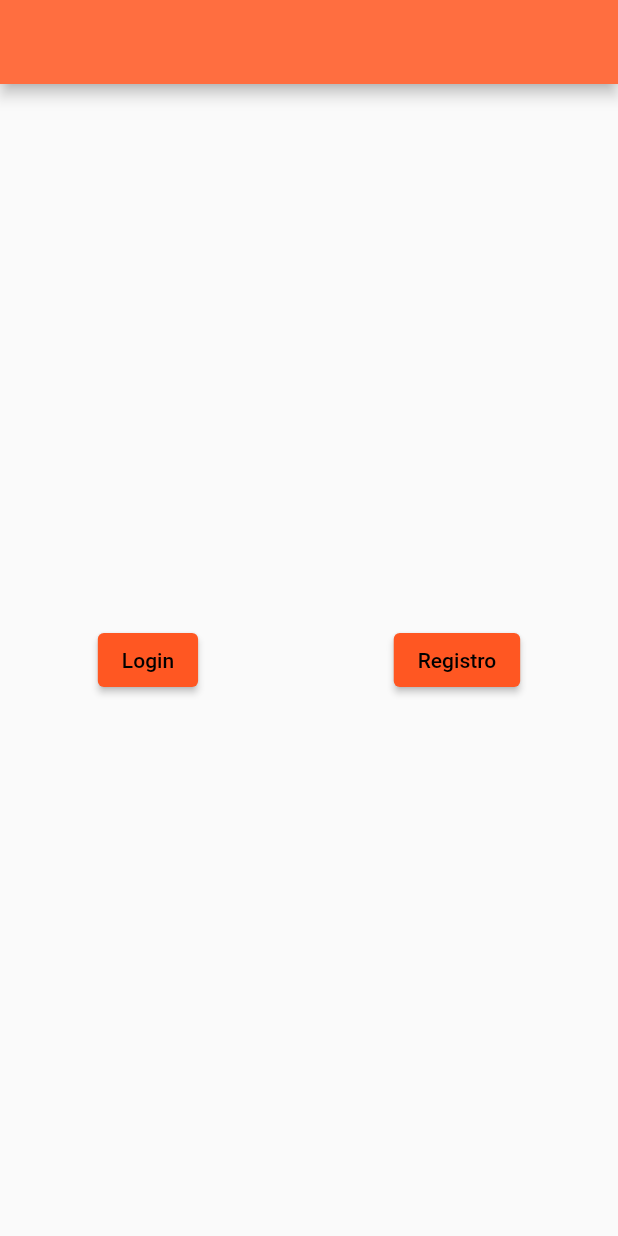
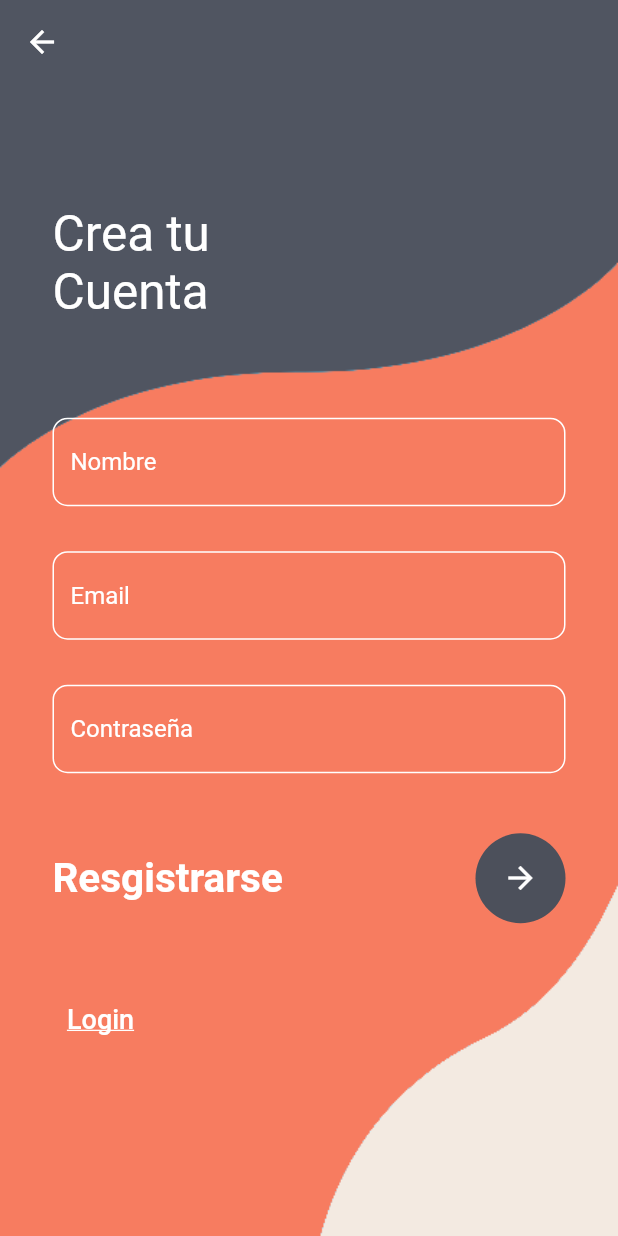
Before and after one commit to elcuenca3/MascotasTaller, a Flutter app: the screen it shows after launch, after a tap on "Registro", on a phone screen of 412 x 824 dp. Run offline on Flutter 3.47's test engine with Material 2 defaults, Android fonts, the light colour scheme and no system bars.

Commit message:
hice algo

```diff
--- a/lib/main.dart
+++ b/lib/main.dart
@@ -1,6 +1,7 @@
 import 'package:flutter/material.dart';
 import 'splash.dart';
 import 'login.dart';
+import 'registro.dart';
 
 void main() {
   runApp(const MyApp());
@@ -20,8 +21,11 @@
         primarySwatch: Colors.blue,
       ),
       routes: <String, WidgetBuilder>{
-        "/login" :(BuildContext context)=> Login(),
-        "/inicio" :(BuildContext context)=> MyHomePage(title: "title"),
+        "/login" :(BuildContext context)=> MyLogin(),
+        "/regis" :(BuildContext context)=> MyRegister(),
+        "/inicio" :(BuildContext context)=> MyHomePage(title: "title")
+
+
       },
       //home: const MyHomePage(title: 'Flutter Demo Home Page'),
     );
@@ -73,6 +77,7 @@
               mainAxisAlignment: MainAxisAlignment.spaceAround,
               children: <Widget>[
                 button1,
+                button2
               ],
             ),
             Column(
--- /dev/null
+++ b/lib/registro.dart
@@ -0,0 +1,138 @@
+import 'package:flutter/material.dart';
+
+class MyRegister extends StatefulWidget {
+  const MyRegister({Key? key}) : super(key: key);
+
+  @override
+  _MyRegisterState createState() => _MyRegisterState();
+}
+
+class _MyRegisterState extends State<MyRegister> {
+  @override
+  Widget build(BuildContext context) {
+    return Container(     decoration: const BoxDecoration(
+      image: DecorationImage(
+          image: AssetImage('assets/register2.png'), fit: BoxFit.cover),
+    ),
+      child: Scaffold(
+        appBar: AppBar(
+          backgroundColor: Colors.transparent,
+          elevation: 0,
+        ),
+        backgroundColor: Colors.transparent,
+        body: Stack(children: [
+          Container(
+            padding: const EdgeInsets.only(left: 35, top: 80),
+            child: const Text(
+              "Crea tu\nCuenta",
+              style: TextStyle(color: Colors.white, fontSize: 33),
+            ),
+          ),
+          SingleChildScrollView(
+            child: Container(
+              padding: EdgeInsets.only(
+                  right: 35,
+                  left: 35,
+                  top: MediaQuery.of(context).size.height * 0.27),
+              child: Column(children: [
+                TextField(
+                  decoration: InputDecoration(
+                    focusedBorder: OutlineInputBorder(
+                      borderRadius: BorderRadius.circular(10),
+                      borderSide: const BorderSide(color: Colors.black),
+                    ),
+                    enabledBorder: OutlineInputBorder(
+                      borderRadius: BorderRadius.circular(10),
+                      borderSide: const BorderSide(color: Colors.white),
+                    ),
+                    hintText: 'Nombre',
+                    hintStyle: const TextStyle(color: Colors.white),
+                  ),
+                ),
+                const SizedBox(
+                  height: 30,
+                ),
+                TextField(
+                  decoration: InputDecoration(
+                    focusedBorder: OutlineInputBorder(
+                      borderRadius: BorderRadius.circular(10),
+                      borderSide: const BorderSide(color: Colors.black),
+                    ),
+                    enabledBorder: OutlineInputBorder(
+                      borderRadius: BorderRadius.circular(10),
+                      borderSide: const BorderSide(color: Colors.white),
+                    ),
+                    hintText: 'Email',
+                    hintStyle: const TextStyle(color: Colors.white),
+                  ),
+                ),
+                const SizedBox(
+                  height: 30,
+                ),
+                TextField(
+                  obscureText: true,
+                  decoration: InputDecoration(
+                    focusedBorder: OutlineInputBorder(
+                      borderRadius: BorderRadius.circular(10),
+                      borderSide: const BorderSide(color: Colors.black),
+                    ),
+                    enabledBorder: OutlineInputBorder(
+                      borderRadius: BorderRadius.circular(10),
+                      borderSide: const BorderSide(color: Colors.white),
+                    ),
+                    hintText: 'Contraseña',
+                    hintStyle: const TextStyle(color: Colors.white),
+                  ),
+                ),
+                const SizedBox(
+                  height: 40,
+                ),
+                Row(
+                    mainAxisAlignment: MainAxisAlignment.spaceBetween,
+                    children: [
+                      const Text(
+                        'Resgistrarse',
+                        style: TextStyle(
+                          color: Colors.white,
+                          fontSize: 27,
+                          fontWeight: FontWeight.w700,
+                        ),
+                      ),
+                      CircleAvatar(
+                        radius: 30,
+                        backgroundColor: const Color(0xff4c505b),
+                        child: IconButton(
+                          color: Colors.white,
+                          onPressed: () {},
+                          icon: const Icon(Icons.arrow_forward),
+                        ),
+                      ),
+                    ]),
+                const SizedBox(
+                  height: 40,
+                ),
+                Row(
+                    mainAxisAlignment: MainAxisAlignment.spaceBetween,
+                    children: [
+                      TextButton(
+                        onPressed: () {
+                          Navigator.pushNamed(context, 'login');
+                        },
+                        child: const Text(
+                          'Login',
+                          style: TextStyle(
+                            decoration: TextDecoration.underline,
+                            fontSize: 18,
+                            color: Colors.white,
+                          ),
+                        ),
+                      ),
+                    ]),
+              ]),
+            ),
+          ),
+        ]),
+      ),
+    );
+  }
+}
```
Also changed, not shown: lib/login.dart (+97 -92 lines), assets/login2.png (added), assets/register2.png (added).
